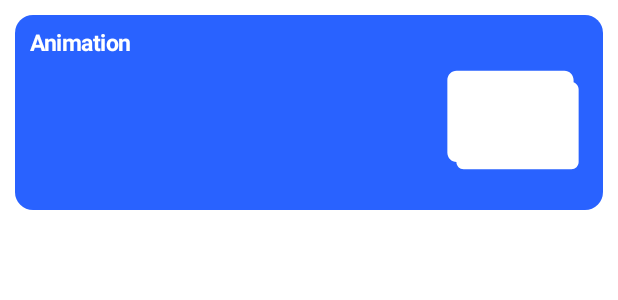
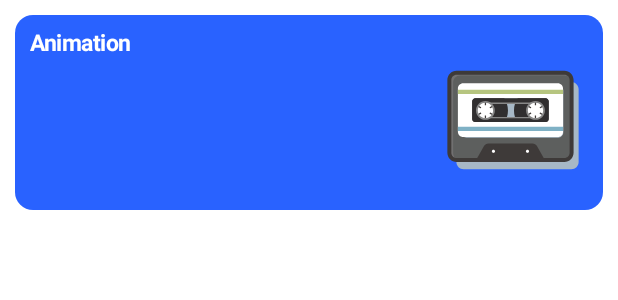
Before and after one commit to BENJAHJP/estate, an Android app built with Jetpack Compose: the @Preview function SingleCardPrev, on a phone screen of 412 x 824 dp. Shown: the top 300 px of the screen. Run offline under Robolectric (Android 15) with nearby library versions, the phone set to English and light mode, and no system bars.

Commit message:
first commit

```diff
--- a/app/src/main/java/com/example/estate/presentation/main/SingleCard.kt
+++ b/app/src/main/java/com/example/estate/presentation/main/SingleCard.kt
@@ -1,5 +1,6 @@
 package com.example.estate.presentation.main
 
+import androidx.compose.foundation.Image
 import androidx.compose.foundation.layout.Arrangement
 import androidx.compose.foundation.layout.Column
 import androidx.compose.foundation.layout.Row
@@ -66,8 +67,7 @@ fun SingleCard(
                 verticalArrangement = Arrangement.Bottom,
                 horizontalAlignment = Alignment.End
             ) {
-                Icon(
-                    tint = Color.White,
+                Image(
                     modifier = Modifier.size(100.dp),
                     painter = icon,
                     contentDescription = title
```
